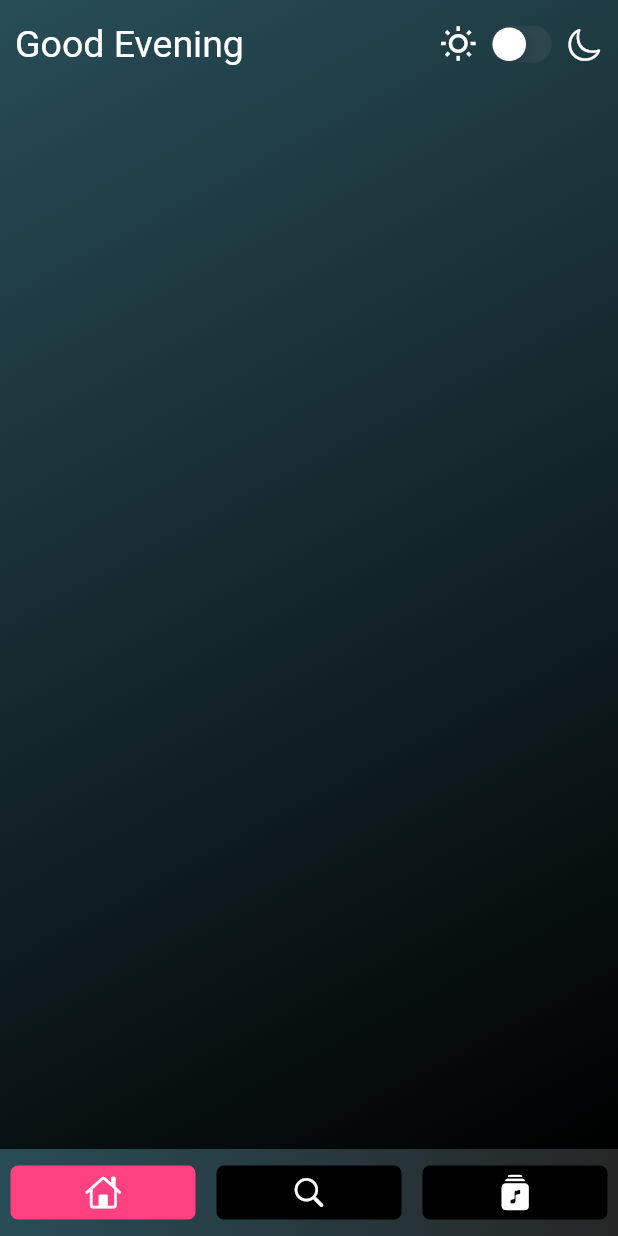
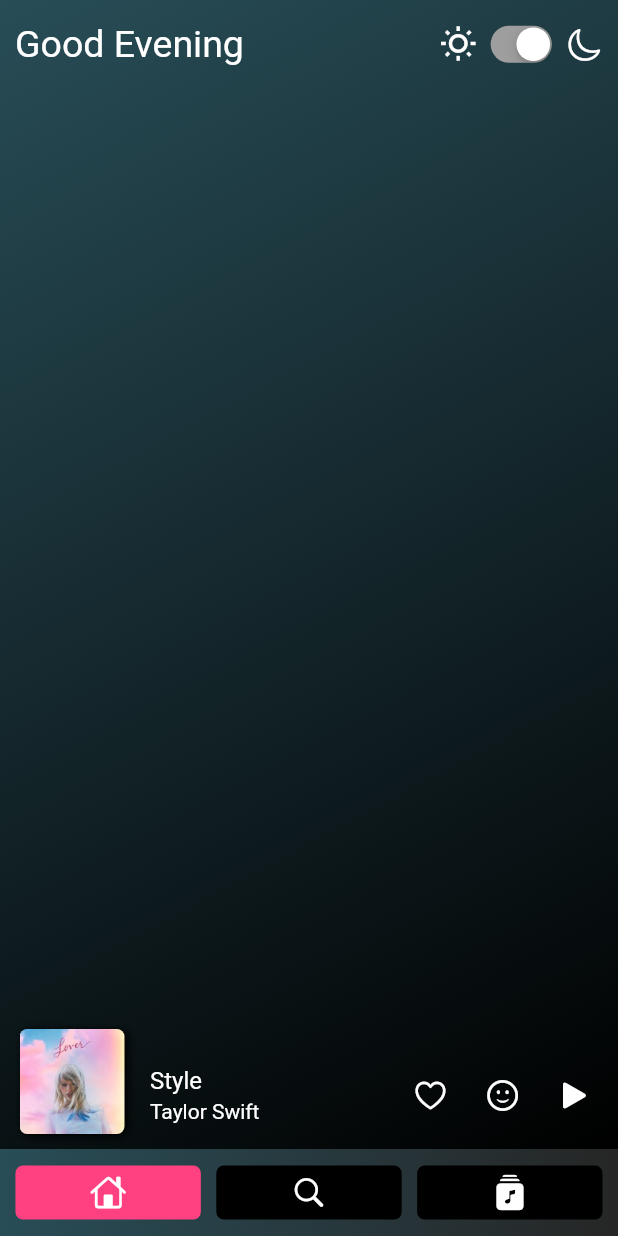
Before and after one commit to cgarg4923/emotion_music_app, a Flutter app: the screen it shows after launch, on a phone screen of 412 x 824 dp. Run offline on Flutter 3.47's test engine with Material 2 defaults, Android fonts, the phone set to English and light mode, and no system bars.

Commit message:
Player created

```diff
--- /dev/null
+++ b/emotion_app/lib/Bottom Nav Bar/bottom_nav_bar.dart
@@ -0,0 +1,96 @@
+import 'package:flutter/cupertino.dart';
+import 'package:flutter/material.dart';
+
+class Bottom_Nav_Bar extends StatefulWidget {
+  bool i;
+  List<bool> isSelected;
+  Bottom_Nav_Bar({this.i, this.isSelected});
+
+  @override
+  _Bottom_Nav_BarState createState() => _Bottom_Nav_BarState();
+}
+
+class _Bottom_Nav_BarState extends State<Bottom_Nav_Bar> {
+  @override
+  Widget build(BuildContext context) {
+    return Container(
+      decoration: BoxDecoration(
+        gradient: LinearGradient(
+          colors: !widget.i
+              ? [Color(0xFF284D57), Color(0xFF262626)]
+              : [Color(0xFFFCFCFC), Color(0xFFFCFCFC)],
+          begin: Alignment.centerLeft,
+          end: Alignment.centerRight,
+        ),
+      ),
+      child: Row(
+        mainAxisAlignment: MainAxisAlignment.spaceEvenly,
+        children: <Widget>[
+          Padding(
+            padding: const EdgeInsets.symmetric(horizontal: 0.0, vertical: 5),
+            child: FlatButton(
+              minWidth: MediaQuery.of(context).size.width * 0.3,
+              shape: RoundedRectangleBorder(
+                borderRadius: BorderRadius.circular(5),
+              ),
+              onPressed: () {
+                setState(() {
+                  widget.isSelected[2] = false;
+                  widget.isSelected[0] = true;
+                  widget.isSelected[1] = false;
+                });
+              },
+              color: widget.isSelected[0] ? Colors.pinkAccent : Colors.black,
+              child: Icon(
+                CupertinoIcons.house,
+                color: Colors.white,
+              ),
+            ),
+          ),
+          Padding(
+            padding: const EdgeInsets.symmetric(horizontal: 0.0, vertical: 5),
+            child: FlatButton(
+              minWidth: MediaQuery.of(context).size.width * 0.3,
+              shape: RoundedRectangleBorder(
+                borderRadius: BorderRadius.circular(5),
+              ),
+              onPressed: () {
+                setState(() {
+                  widget.isSelected[2] = false;
+                  widget.isSelected[0] = false;
+                  widget.isSelected[1] = true;
+                });
+              },
+              color: widget.isSelected[1] ? Colors.pinkAccent : Colors.black,
+              child: Icon(
+                CupertinoIcons.search,
+                color: Colors.white,
+              ),
+            ),
+          ),
+          Padding(
+            padding: const EdgeInsets.symmetric(horizontal: 0.0, vertical: 5),
+            child: FlatButton(
+              minWidth: MediaQuery.of(context).size.width * 0.3,
+              shape: RoundedRectangleBorder(
+                borderRadius: BorderRadius.circular(5),
+              ),
+              onPressed: () {
+                setState(() {
+                  widget.isSelected[2] = true;
+                  widget.isSelected[0] = false;
+                  widget.isSelected[1] = false;
+                });
+              },
+              color: widget.isSelected[2] ? Colors.pinkAccent : Colors.black,
+              child: Icon(
+                CupertinoIcons.music_albums_fill,
+                color: Colors.white,
+              ),
+            ),
+          ),
+        ],
+      ),
+    );
+  }
+}
--- a/emotion_app/lib/main.dart
+++ b/emotion_app/lib/main.dart
@@ -1,5 +1,6 @@
 import 'package:flutter/material.dart';
 import 'package:flutter/cupertino.dart';
+import 'Bottom Nav Bar/bottom_nav_bar.dart';
 
 void main() {
   runApp(MyApp());
@@ -11,7 +12,7 @@ class MyApp extends StatefulWidget {
 }
 
 class _MyAppState extends State<MyApp> {
-  bool _lights = false;
+  bool _lights = true;
   bool i = false;
   List<bool> isSelected = [true, false, false];
   @override
@@ -19,89 +20,9 @@ class _MyAppState extends State<MyApp> {
     return MaterialApp(
       debugShowCheckedModeBanner: false,
       home: Scaffold(
-        bottomNavigationBar: Container(
-          decoration: BoxDecoration(
-            gradient: LinearGradient(
-              colors: !i
-                  ? [Color(0xFF284D57), Color(0xFF262626)]
-                  : [Color(0xFFFCFCFC), Color(0xFFFCFCFC)],
-              begin: Alignment.centerLeft,
-              end: Alignment.centerRight,
-            ),
-          ),
-          child: Row(
-            children: <Widget>[
-              Expanded(
-                child: Padding(
-                  padding:
-                      const EdgeInsets.symmetric(horizontal: 7.0, vertical: 5),
-                  child: FlatButton(
-                    shape: RoundedRectangleBorder(
-                      borderRadius: BorderRadius.circular(5),
-                    ),
-                    onPressed: () {
-                      setState(() {
-                        isSelected[2] = false;
-                        isSelected[0] = true;
-                        isSelected[1] = false;
-                      });
-                    },
-                    color: isSelected[0] ? Colors.pinkAccent : Colors.black,
-                    child: Icon(
-                      CupertinoIcons.house,
-                      color: Colors.white,
-                    ),
-                  ),
-                ),
-              ),
-              Expanded(
-                child: Padding(
-                  padding:
-                      const EdgeInsets.symmetric(horizontal: 7, vertical: 5),
-                  child: FlatButton(
-                    shape: RoundedRectangleBorder(
-                      borderRadius: BorderRadius.circular(5),
-                    ),
-                    onPressed: () {
-                      setState(() {
-                        isSelected[2] = false;
-                        isSelected[0] = false;
-                        isSelected[1] = true;
-                      });
-                    },
-                    color: isSelected[1] ? Colors.pinkAccent : Colors.black,
-                    child: Icon(
-                      CupertinoIcons.search,
-                      color: Colors.white,
-                    ),
-                  ),
-                ),
-              ),
-              Expanded(
-                child: Padding(
-                  padding:
-                      const EdgeInsets.symmetric(horizontal: 7.0, vertical: 5),
-                  child: FlatButton(
-                    shape: RoundedRectangleBorder(
-                      borderRadius: BorderRadius.circular(5),
-                    ),
-                    onPressed: () {
-                      setState(() {
-                        isSelected[2] = true;
-                        isSelected[0] = false;
-                        isSelected[1] = false;
-                      });
-                    },
-                    color: isSelected[2] ? Colors.pinkAccent : Colors.black,
-                    child: Icon(
-                      CupertinoIcons.music_albums_fill,
-                      color: Colors.white,
-                    ),
-                  ),
-                ),
-              ),
-            ],
-          ),
+        bottomNavigationBar: Bottom_Nav_Bar(
+          i: i,
+          isSelected: isSelected,
         ),
         body: Container(
           decoration: BoxDecoration(
@@ -114,9 +35,11 @@ class _MyAppState extends State<MyApp> {
             end: Alignment.bottomRight,
             stops: [0.0, 1.0],
           )),
+          child: Column(
+            children: [
+              Expanded(
+                child: Container(
                   child: ListView(
-            //crossAxisAlignment: CrossAxisAlignment.center,
-            //mainAxisAlignment: MainAxisAlignment.center,
                     children: [
                       Padding(
                         padding: const EdgeInsets.all(10.0),
@@ -159,6 +82,96 @@ class _MyAppState extends State<MyApp> {
                           ],
                         ),
                       ),
+                      SizedBox(
+                        height: 10,
+                      ),
+                    ],
+                  ),
+                ),
+              ),
+              Container(
+                // decoration: BoxDecoration(
+                //   gradient: LinearGradient(
+                //     colors: [
+                //       i ? Colors.black : Color(0xFF284D57),
+                //       i ? Colors.black : Colors.black,
+                //     ],
+                //     begin: Alignment.centerLeft,
+                //     end: Alignment.centerRight,
+                //   ),
+                // ),
+                child: Stack(
+                  clipBehavior: Clip.none,
+                  children: [
+                    ListTileTheme(
+                      tileColor: Color(0xFF274A53),
+                      contentPadding: EdgeInsets.only(left: 100, right: 5),
+                      child: ListTile(
+                        title: Text(
+                          'Style',
+                          style: TextStyle(color: Colors.white),
+                        ),
+                        subtitle: Text(
+                          'Taylor Swift',
+                          style: TextStyle(color: Colors.white),
+                        ),
+                        trailing: Wrap(
+                          spacing: 0, // space between two icons
+                          children: <Widget>[
+                            IconButton(
+                              icon: Icon(
+                                CupertinoIcons.suit_heart,
+                              ),
+                              onPressed: () {},
+                              color: Colors.white,
+                            ),
+                            IconButton(
+                                icon: Icon(
+                                  CupertinoIcons.smiley,
+                                  color: Colors.white,
+                                ),
+                                onPressed: () {}),
+                            IconButton(
+                                icon: Icon(
+                                  CupertinoIcons.play_fill,
+                                  color: Colors.white,
+                                ),
+                                onPressed: () {}),
+                          ],
+                        ),
+                      ),
+                    ),
+                    Positioned(
+                      left: 13,
+                      bottom: 10,
+                      child: Container(
+                        height: 70,
+                        width: 70,
+                        decoration: BoxDecoration(
+                          boxShadow: [
+                            //color: Colors.white, //background color of box
+                            //color: Colors.white,
+                            BoxShadow(
+                              color: Colors.black,
+                              blurRadius: 4.0, // soften the shadow
+                              //spreadRadius: 5.0, //extend the shadow
+                              offset: Offset(
+                                2.0, // Move to right 10  horizontally
+                                1.0, // Move to bottom 10 Vertically
+                              ),
+                            ),
+                          ],
+                          image: DecorationImage(
+                            // fit: BoxFit.fill,
+                            image: AssetImage('images/lover.jpeg'),
+                          ),
+                          borderRadius: BorderRadius.circular(5),
+                        ),
+                      ),
+                    ),
+                  ],
+                ),
+              ),
             ],
           ),
         ),
--- a/emotion_app/pubspec.yaml
+++ b/emotion_app/pubspec.yaml
@@ -46,8 +46,8 @@ flutter:
   uses-material-design: true
 
   # To add assets to your application, add an assets section, like this:
-  # assets:
-  #   - images/a_dot_burr.jpeg
+  assets:
+    - images/
   #   - images/a_dot_ham.jpeg
 
   # An image asset can refer to one or more resolution-specific "variants", see
```
Also changed, not shown: emotion_app/images/lover.jpeg (added). Lines whose indentation alone changed are shown as unchanged.
